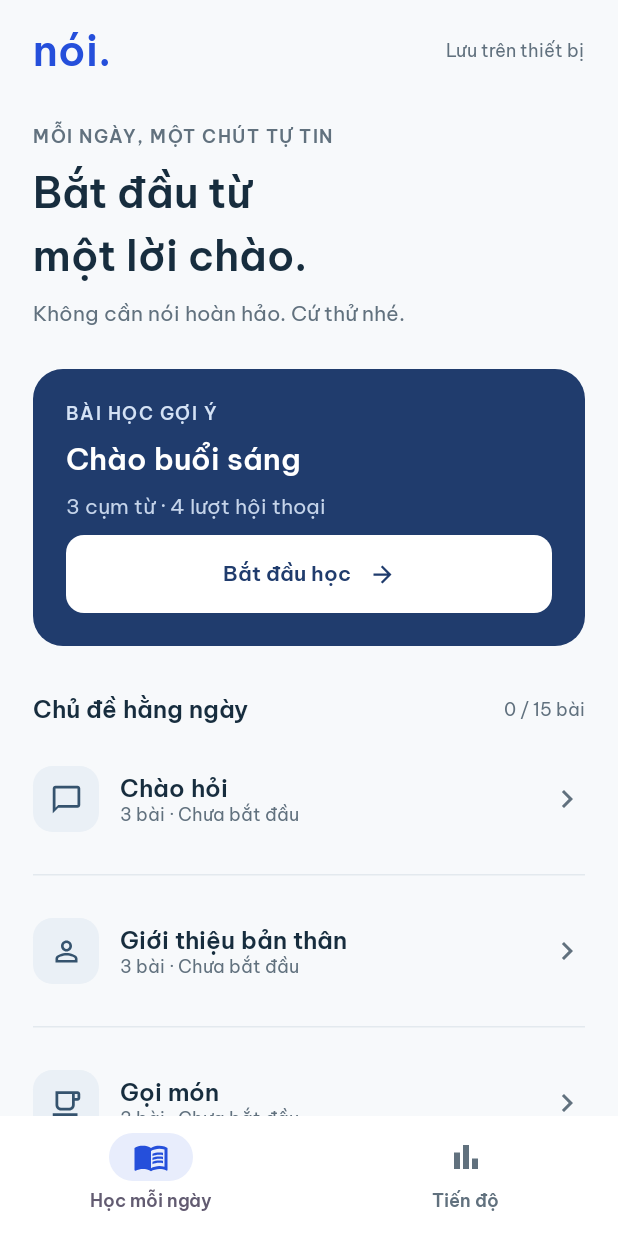
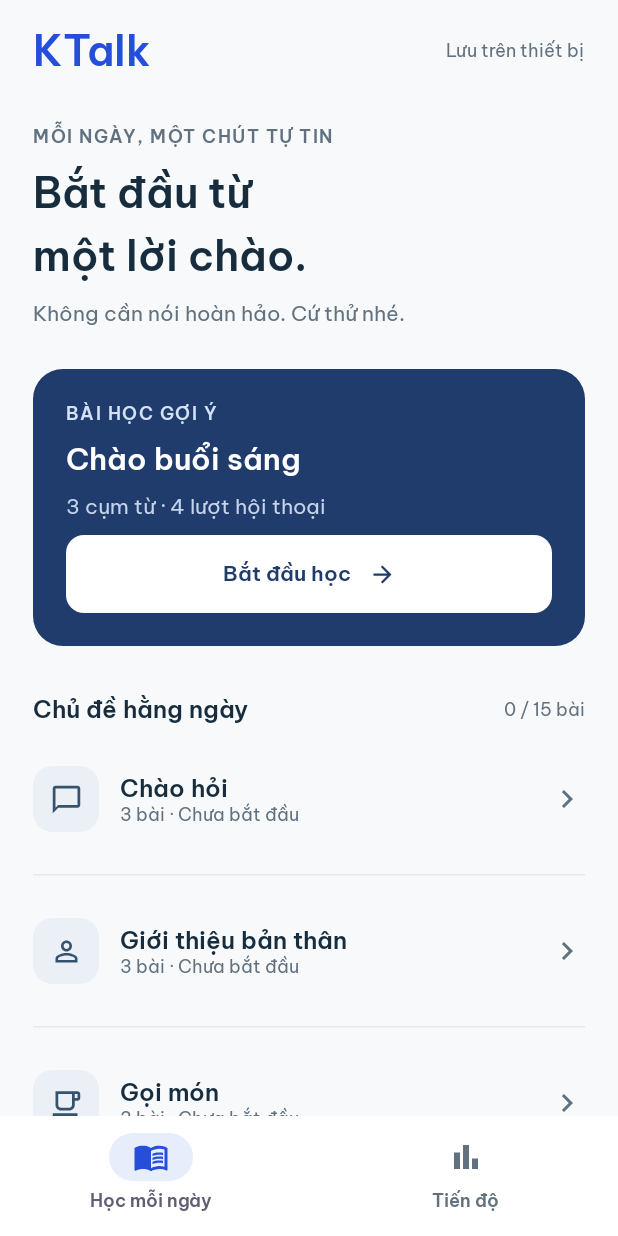
Before and after one commit to kingphamtv2-sys/KTalk, an Android app built with Jetpack Compose: the screen it shows after launch (MainActivity), on a phone screen of 412 x 824 dp. Run offline under Robolectric (Android 15) with nearby library versions, the phone set to English and light mode, and no system bars.

Commit message:
chore: rename app to KTalk

```diff
--- a/app/src/main/java/vn/noi/english/ui/screens/HomeScreen.kt
+++ b/app/src/main/java/vn/noi/english/ui/screens/HomeScreen.kt
@@ -13,6 +13,8 @@ import androidx.compose.ui.Modifier
 import androidx.compose.ui.graphics.Color
 import androidx.compose.ui.unit.dp
 import androidx.compose.ui.unit.sp
+import androidx.compose.ui.res.stringResource
+import vn.noi.english.R
 import vn.noi.english.content.Curriculum
 import vn.noi.english.learning.LearningState
 import vn.noi.english.ui.components.*
@@ -22,7 +24,7 @@ import vn.noi.english.ui.theme.*
     val suggested = Curriculum.lesson(state.progress.lessonId) ?: Curriculum.lessons.firstOrNull { it.id !in state.progress.completedLessonIds } ?: Curriculum.lessons.first()
     Page {
         Row(Modifier.fillMaxWidth(), horizontalArrangement = Arrangement.SpaceBetween, verticalAlignment = Alignment.CenterVertically) {
-            Text("nói.", style = MaterialTheme.typography.headlineLarge, color = Blue)
+            Text(stringResource(R.string.app_name), style = MaterialTheme.typography.headlineLarge, color = Blue)
             Text("Lưu trên thiết bị", style = MaterialTheme.typography.bodySmall, color = Subtle)
         }
         Spacer(Modifier.height(8.dp))
--- a/app/src/main/res/values/strings.xml
+++ b/app/src/main/res/values/strings.xml
@@ -1 +1 @@
-<resources><string name="app_name">nói.</string></resources>
+<resources><string name="app_name">KTalk</string></resources>
--- a/settings.gradle.kts
+++ b/settings.gradle.kts
@@ -3,5 +3,5 @@ dependencyResolutionManagement {
     repositoriesMode.set(RepositoriesMode.FAIL_ON_PROJECT_REPOS)
     repositories { google(); mavenCentral() }
 }
-rootProject.name = "NoiEnglish"
+rootProject.name = "KTalk"
 include(":app")
```
Also changed, not shown: 3 other files.
